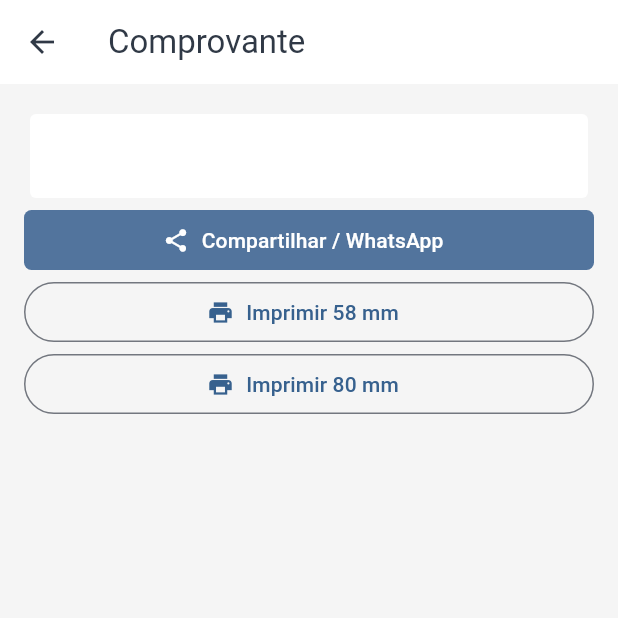
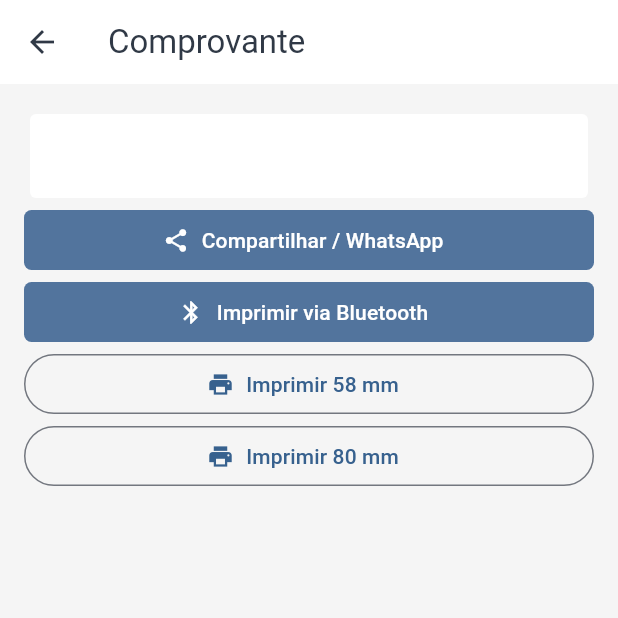
Before and after one commit to danielmarkpsn-pixel/MARKYS-PDV-MOBILE, a Flutter app: the ReceiptPage screen opened directly with empty values, on a phone screen of 412 x 824 dp, the top half of it. Run offline on Flutter 3.47's test engine with Material 3 defaults, Android fonts, the phone set to English and light mode, and no system bars; our stand-ins replace file_picker, pdf, printing, share_plus, shared_preferences, sqflite and 1 more; missing offline and left inert: mobile_scanner; accounts and stored records are empty.

Commit message:
feat: integra impressão Bluetooth ao aplicativo Android

```diff
--- a/lib/receipt_page.dart
+++ b/lib/receipt_page.dart
@@ -5,6 +5,7 @@ import 'package:pdf/pdf.dart';
 import 'package:printing/printing.dart';
 import 'data/local_database.dart';
 import 'sales_page.dart';
+import 'printer_page.dart';
 
 Future<void> openReceipt(BuildContext context,LocalDatabase local,int businessId,int saleId) async {
   try {
@@ -29,11 +30,12 @@ Future<void> openReceipt(BuildContext context,LocalDatabase local,int businessId
       ...payments.where((p)=>(p['amount'] as int)>0).map((p)=>"${p['method']}: ${saleMoney(p['amount'] as int)}"),
       'Obrigado pela preferência!',
     ].join('\n');
-    if(context.mounted)await Navigator.push(context,MaterialPageRoute(builder:(_)=>ReceiptPage(receipt:receipt)));
+    if(context.mounted)await Navigator.push(context,MaterialPageRoute(builder:(_)=>ReceiptPage(receipt:receipt,userId:local.userId)));
   }catch(_){if(context.mounted)ScaffoldMessenger.of(context).showSnackBar(const SnackBar(content:Text('Não foi possível gerar comprovante')));}
 }
 class ReceiptPage extends StatelessWidget {
-  const ReceiptPage({super.key,required this.receipt});
+  const ReceiptPage({super.key,required this.receipt,required this.userId});
+  final String userId;
   final String receipt;
   Future<void> printReceipt(BuildContext context,double width) async {
     try{
@@ -48,6 +50,7 @@ class ReceiptPage extends StatelessWidget {
   Widget build(BuildContext context)=>Scaffold(appBar:AppBar(title:const Text('Comprovante')),body:ListView(padding:const EdgeInsets.all(16),children:[
     Card(child:Padding(padding:const EdgeInsets.all(16),child:SelectableText(receipt))),
     FilledButton.icon(onPressed:()async{try{await Share.share(receipt);}catch(_){if(context.mounted)ScaffoldMessenger.of(context).showSnackBar(const SnackBar(content:Text('Falha ao compartilhar')));}},icon:const Icon(Icons.share),label:const Text('Compartilhar / WhatsApp')),
+    FilledButton.icon(onPressed:()=>Navigator.push(context,MaterialPageRoute(builder:(_)=>PrinterPage(userId:userId,receipt:receipt))),icon:const Icon(Icons.bluetooth),label:const Text('Imprimir via Bluetooth')),
     OutlinedButton.icon(onPressed:()=>printReceipt(context,58),icon:const Icon(Icons.print),label:const Text('Imprimir 58 mm')),
     OutlinedButton.icon(onPressed:()=>printReceipt(context,80),icon:const Icon(Icons.print),label:const Text('Imprimir 80 mm')),
   ]));
```
